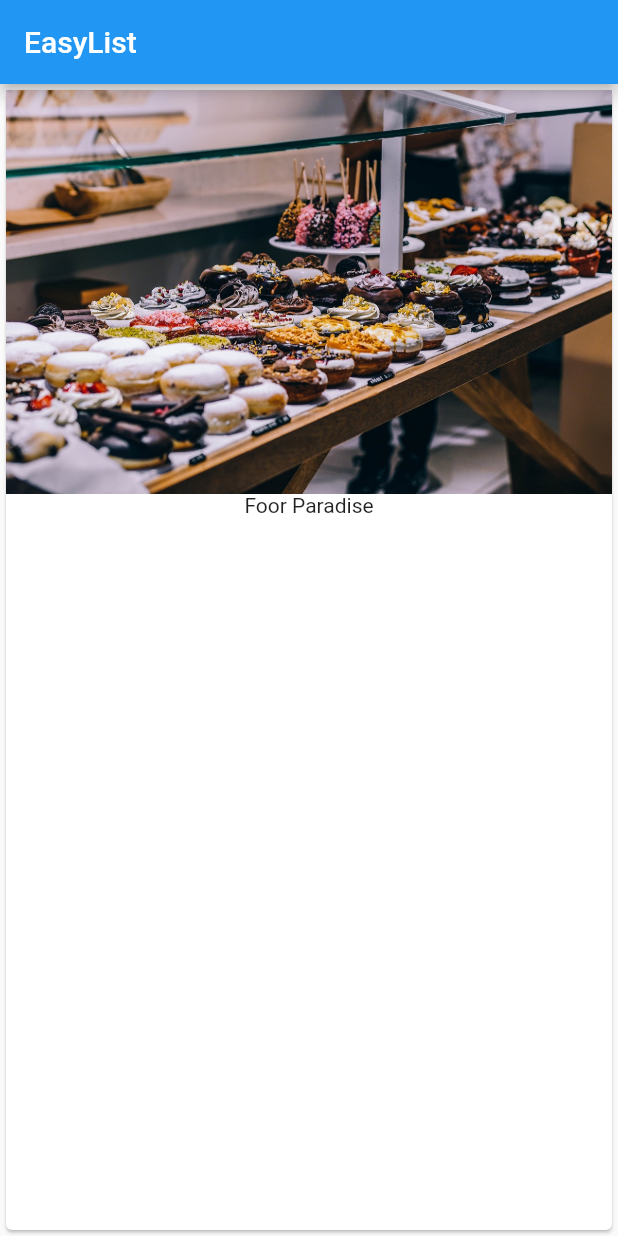
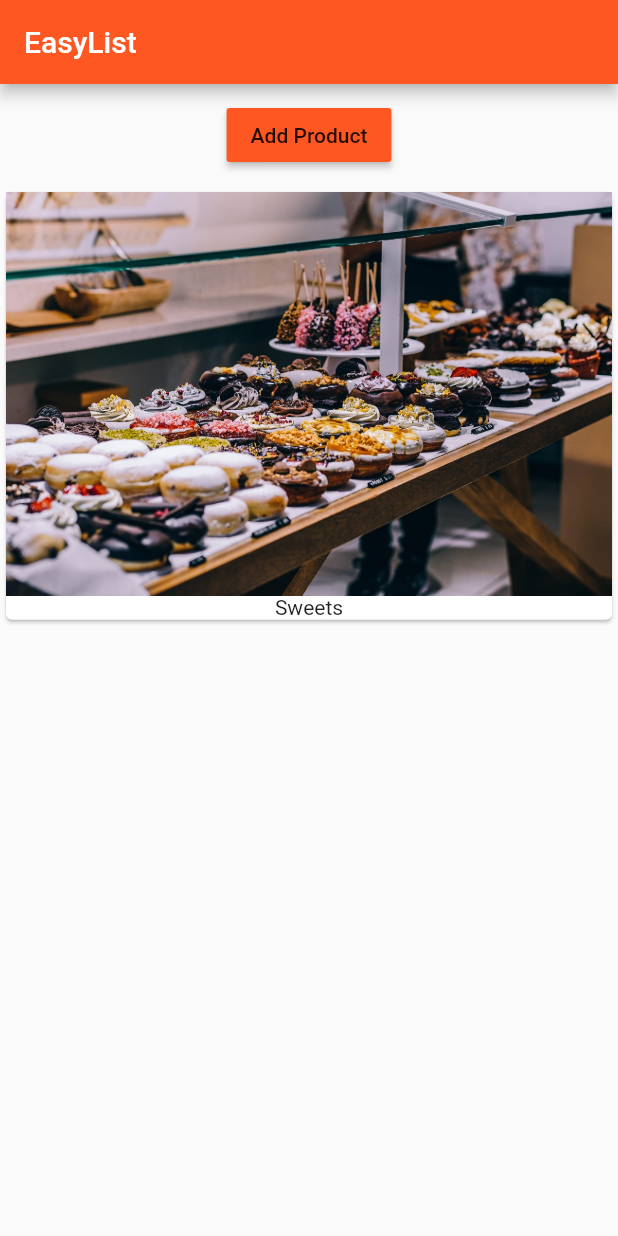
Before and after one commit to lakshyajit165/flutter_course, a Flutter app: the screen it shows after launch, on a phone screen of 412 x 824 dp. Run offline on Flutter 3.47's test engine with Material 2 defaults, Android fonts, the phone set to English and light mode, and no system bars.

Commit message:
Section 2 36

```diff
--- a/lib/main.dart
+++ b/lib/main.dart
@@ -1,24 +1,25 @@
 import 'package:flutter/material.dart';
+
+import './product_manager.dart';
 
 void main() => runApp(MyApp());
 
 class MyApp extends StatelessWidget {
+
   @override
   Widget build(BuildContext context) {
     return MaterialApp(
+      theme: ThemeData(
+        brightness: Brightness.light,
+        primarySwatch: Colors.deepOrange,
+        accentColor: Colors.deepPurple
+      ),
       home: Scaffold(
         appBar: AppBar(
           title: Text('EasyList'),
         ),
-        body: Card(
-          child: Column(
-            children: <Widget>[
-              Image.asset('assets/food.jpg'),
-              Text('Foor Paradise')
-            ],
-          ),
+        body: ProductManager(),
         ),
-      ),
     );
   }
 }
--- /dev/null
+++ b/lib/product_manager.dart
@@ -0,0 +1,55 @@
+import 'package:flutter/material.dart';
+
+import './products.dart';
+
+class ProductManager extends StatefulWidget {
+
+  final String startingProduct;
+
+  ProductManager({this.startingProduct = 'Sweets'}){
+    print('[ProductManager Widget] Constructor');
+  }
+
+  @override
+  State<StatefulWidget> createState() {
+    print('[ProductManager Widget] createState()');
+    return _ProductManagerState();
+  }
+}
+
+class _ProductManagerState extends State<ProductManager> {
+  List<String> _products = [];
+
+  @override
+    void initState() {
+      print('[ProductManager State] initState() ');
+      super.initState();
+      _products.add(widget.startingProduct);
+
+  }
+
+  @override
+    void didUpdateWidget(ProductManager oldWidget) {
+      print('[ProductManager State] didUpdateWidget()');
+      super.didUpdateWidget(oldWidget);
+    }
+
+  @override
+  Widget build(BuildContext context) {
+    print('[ProductManager Widget] build()');
+    return Column(children: [Container(
+      margin: EdgeInsets.all(10.0),
+      child: RaisedButton(
+        color: Theme.of(context).primaryColor,
+        onPressed: () {
+          setState(() {
+            _products.add('Advanced Food Tester');
+          });
+        },
+        child: Text('Add Product'),
+      ),
+    ),
+    Products(_products)
+    ],);
+  }
+}
--- /dev/null
+++ b/lib/products.dart
@@ -0,0 +1,26 @@
+import 'package:flutter/material.dart';
+
+class Products extends StatelessWidget{
+
+  final List<String> products;
+  Products([this.products = const []]){
+    print('[Products Widget] Constructor');
+  }
+
+  @override
+    Widget build(BuildContext context) {
+      print('[Products Widget] build()');
+      return Column(
+              children: products
+                  .map((element) => Card(
+                        child: Column(
+                          children: <Widget>[
+                            Image.asset('assets/food.jpg'),
+                            Text(element)
+                          ],
+                        ),
+                      ))
+                  .toList(),
+            );
+    }
+}
```
